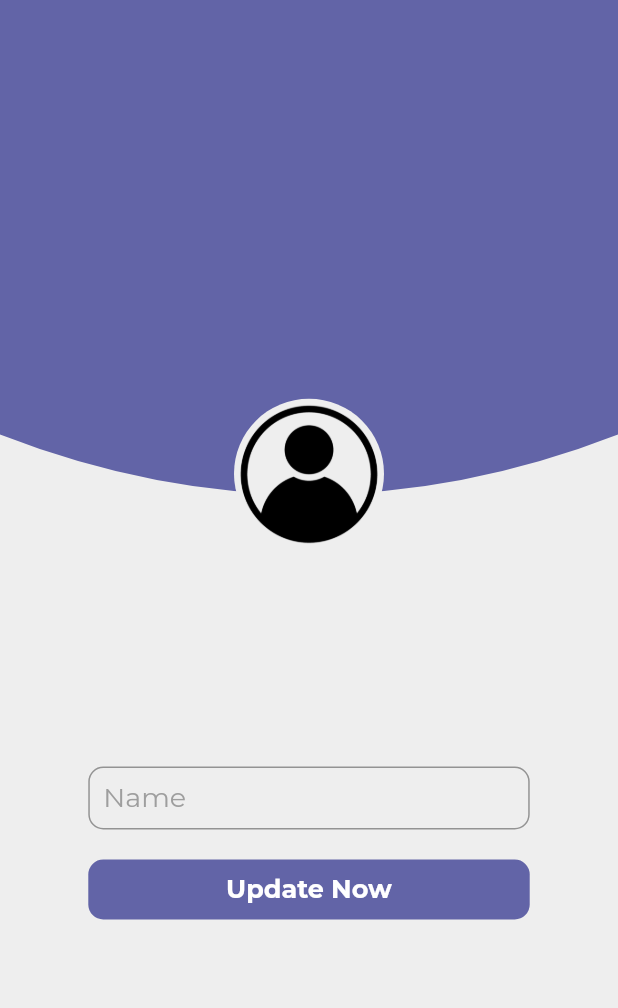
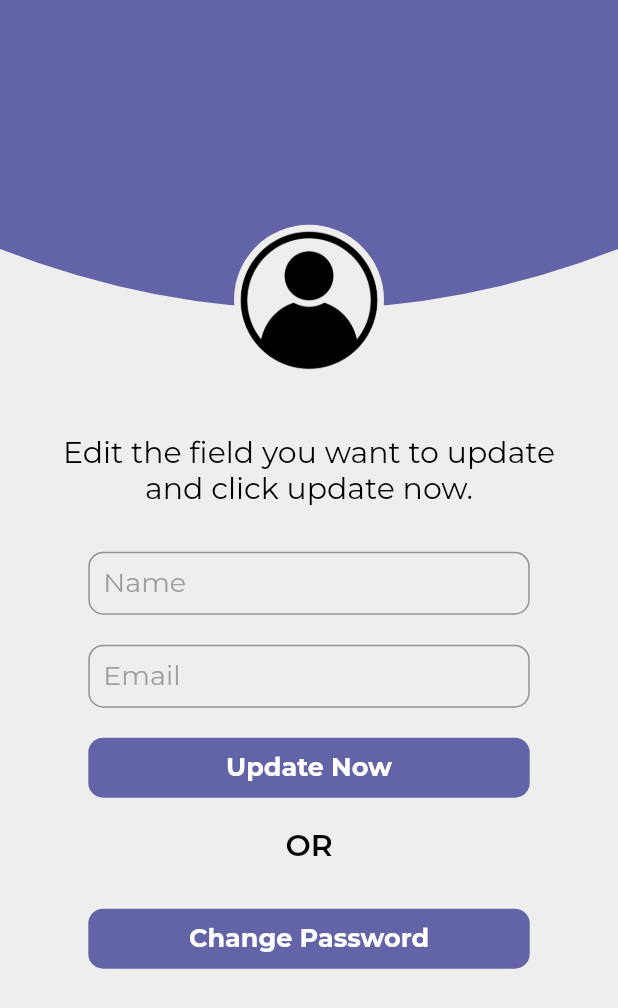
Before and after one commit to iamparasbansal/MicroTeams, a Flutter app: the EditProfileScreen screen opened directly, on a phone screen of 412 x 824 dp. Shown: the top 1008 px of the screen. Run offline on Flutter 3.47's test engine with Material 2 defaults, Android fonts, the phone set to English and light mode, and no system bars; our stand-ins replace cloud_firestore, firebase_auth, firebase_core, flutter_custom_clippers, google_fonts, introduction_screen and 1 more; missing offline and left inert: flutter_config, jitsi_meet; accounts and stored records are empty.

Commit message:
forgot password feature

```diff
--- a/lib/screens/edit-profile-screen.dart
+++ b/lib/screens/edit-profile-screen.dart
@@ -1,8 +1,8 @@
+import 'package:cloud_firestore/cloud_firestore.dart';
 import 'package:firebase_auth/firebase_auth.dart';
 import 'package:flutter/material.dart';
 import 'package:flutter_custom_clippers/flutter_custom_clippers.dart';
 import 'package:microteams/screens/home-page.dart';
-import 'package:microteams/screens/profile-screen.dart';
 import 'package:microteams/theme/app-colors.dart';
 import 'package:microteams/utils/variables.dart';
 
@@ -15,19 +15,53 @@ class EditProfileScreen extends StatefulWidget {
 
 class _EditProfileScreenState extends State<EditProfileScreen> {
 
-  String name = "";
-  TextEditingController nameController  = TextEditingController();
+  @override
+  void initState() {
+    super.initState();
+    getUserData();
+  }
 
+  bool dataIsThere = false;
+  TextEditingController nameController = TextEditingController();
+  TextEditingController emailController = TextEditingController();
+
+  //------------------------------------------------------------------------
+  // Function to get User Data from Firestore Database
+  //------------------------------------------------------------------------
+  getUserData() async {
+    DocumentSnapshot userDoc = await userCollection.doc(FirebaseAuth.instance.currentUser!.uid).get();
+     setState((){
+       nameController.text = (userDoc.data() as dynamic)['name'];
+       emailController.text = (userDoc.data() as dynamic)['email'];
+       dataIsThere = true;
+     });
+  }
+
+  _showAlertDialog(errorMsg) {
+    return showDialog(
+      context: context,
+      builder: (context) {
+        return AlertDialog(
+          title: Text(
+            'Update Failed',
+            style: TextStyle(color: black),
+          ),
+          content: Text(errorMsg),
+        );
+      }
+    );
+  }
 
   //------------------------------------------------------------------------
   // Function to update User Data in Firestore Database
   //------------------------------------------------------------------------
   editProfile() async {
+    if(nameController.text == '' || emailController.text == ''){
+      _showAlertDialog("All fields are required. Please fill them all.");
+    }else{
       userCollection.doc(FirebaseAuth.instance.currentUser!.uid).update({
-      'name': nameController.text
-    });
-    setState(() {
-      name = nameController.text;
+        'name': nameController.text,
+        'email': emailController.text
       });
       Navigator.push(
         context,
@@ -36,9 +70,36 @@ class _EditProfileScreenState extends State<EditProfileScreen> {
         )
       );
     }
+  }
 
   @override
   Widget build(BuildContext context) {
+
+    var editProfileText = Container(
+      padding: EdgeInsets.only(
+        left: 30,
+        right: 30,
+        bottom: 10
+      ),
+      child: Text(
+        "Edit the field you want to update and click update now.",
+        style: mystyle(20, black, FontWeight.w400),
+        textAlign: TextAlign.center,
+      )
+    );
+
+    var orText = Container(
+      padding: EdgeInsets.only(
+        left: 30,
+        right: 30,
+        bottom: 10
+      ),
+      child: Text(
+        "OR",
+        style: mystyle(20, black, FontWeight.w600),
+        textAlign: TextAlign.center,
+      )
+    );
 
     var updateNowButton = InkWell(
       onTap: (){
@@ -61,7 +122,25 @@ class _EditProfileScreenState extends State<EditProfileScreen> {
     );
 
     //------------------------------------------------------------------------
-    // Name Text Field to get user input of new name of user
+    var changePasswordButton = InkWell(
+      onTap: (){},
+      child: Container(
+        width: MediaQuery.of(context).size.width/1.4,
+        height: 40,
+        decoration: BoxDecoration(
+          color: purpleSecondary,
+          borderRadius: BorderRadius.circular(10)
+        ),
+        child: Center(
+          child: Text(
+            "Change Password",
+            style: mystyle(17, white),
+          ),
+        ),
+      ),
+    );
+
+    // Name Text Field to get user input of new Name of user
     //------------------------------------------------------------------------
     var nameTextField = Container(
       width: MediaQuery.of(context).size.width/1.4,
@@ -88,13 +167,38 @@ class _EditProfileScreenState extends State<EditProfileScreen> {
       ),
     );
 
+    var emailTextField = Container(
+      width: MediaQuery.of(context).size.width/1.4,
+      height: 42,
+      child: TextField(
+        style: mystyle(18, black, FontWeight.w400),
+        keyboardType: TextInputType.emailAddress,
+        controller: emailController,
+        decoration: InputDecoration(
+          contentPadding: EdgeInsets.only(
+            left: 10,
+            bottom: 21,  // THIS MARGIN SHOULD BE HALF OF THE HEIGHT PROVIDED
+          ),
+          border: OutlineInputBorder(
+            borderRadius: BorderRadius.circular(10),
+          ),
+          focusedBorder:  OutlineInputBorder(
+            borderSide: BorderSide(color: purpleSecondary, width: 2.0),
+            borderRadius: BorderRadius.circular(10),
+          ),
+          hintText: "Email",
+          hintStyle: mystyle(18, grey, FontWeight.w400)
+        ),
+      ),
+    );
+
     //------------------------------------------------------------------------
     // User Profile Pic Container
     //------------------------------------------------------------------------
     var circleAvatar = Container(
       margin: EdgeInsets.only(
         left: (MediaQuery.of(context).size.width / 2)-50,
-        top: MediaQuery.of(context).size.height / 3.1,
+        top: MediaQuery.of(context).size.height / 5.5,
       ),
       child:Container(
         width: 100,
@@ -116,7 +220,7 @@ class _EditProfileScreenState extends State<EditProfileScreen> {
       clipper: OvalBottomBorderClipper(),
       child: Container(
         width: double.infinity,
-        height: MediaQuery.of(context).size.height/2.5,
+        height: MediaQuery.of(context).size.height/4,
         decoration: BoxDecoration(
           color: purpleSecondary
         ),
@@ -124,19 +228,35 @@ class _EditProfileScreenState extends State<EditProfileScreen> {
     );
 
     return Scaffold(
+      resizeToAvoidBottomInset: false,
       backgroundColor: greyLight,
-      body: Stack(
+      body: dataIsThere == false ? Center(
+        child: CircularProgressIndicator(
+          color: purpleSecondary,
+        ),
+      ) : Column(
         children: [
+          Stack(
+            children:[
               clipPath,
               circleAvatar,
-           Center(
+            ],
+          ),
+          Container(
             child: Column(
-              mainAxisAlignment: MainAxisAlignment.center,
               children: [
-                mySizedBox(300),
+                mySizedBox(40),
+                editProfileText,
+                mySizedBox(20),
                 nameTextField,
                 mySizedBox(20),
+                emailTextField,
+                mySizedBox(20),
                 updateNowButton,
+                mySizedBox(20),
+                orText,
+                mySizedBox(20),
+                changePasswordButton,
               ],
             ),
           ),
```
Lines whose indentation alone changed are shown as unchanged.
